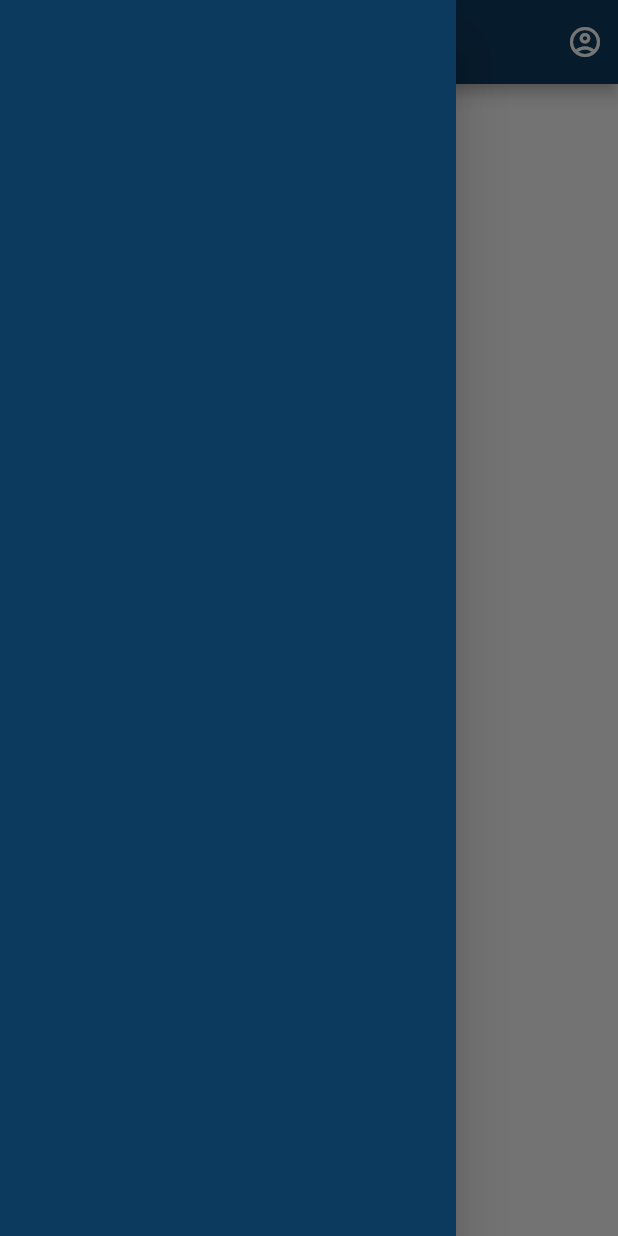
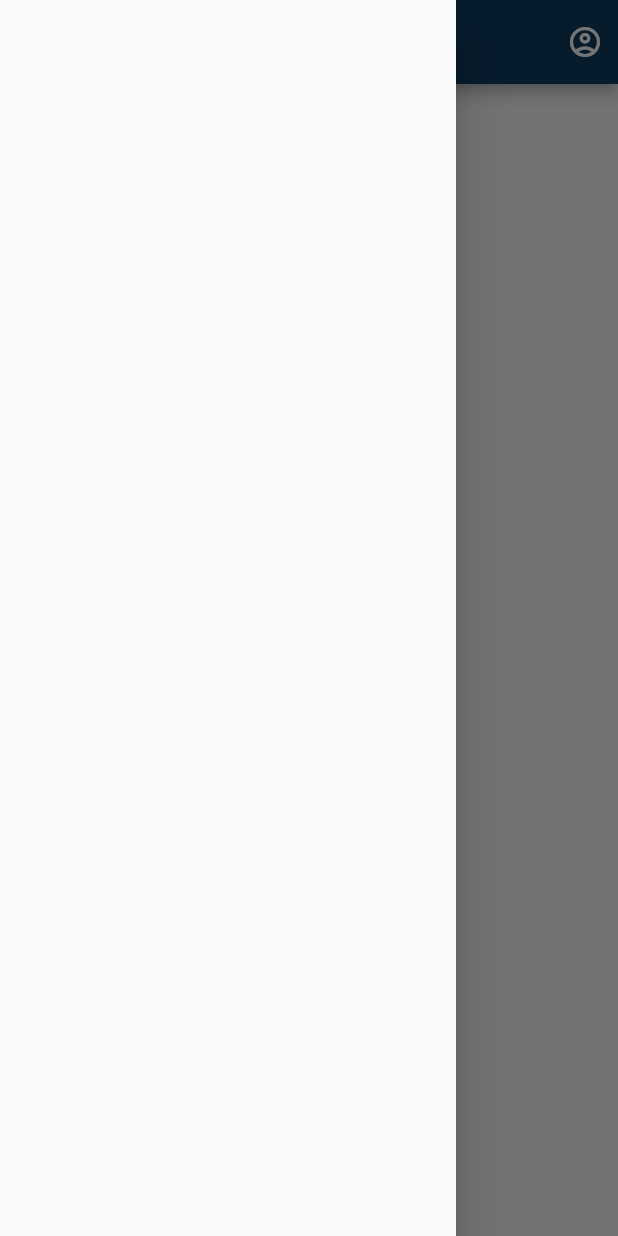
Before and after one commit to Jess2693/pos_cevicheria_app_movil, a Flutter app: the screen it shows after launch, with the side drawer open, on a phone screen of 412 x 824 dp. Run offline on Flutter 3.47's test engine with Material 2 defaults, Android fonts, the phone set to English and light mode, and no system bars.

Commit message:
add navBar lateral Menu

```diff
--- a/lib/screens/home_screen.dart
+++ b/lib/screens/home_screen.dart
@@ -1,5 +1,6 @@
 import 'package:flutter/material.dart';
 import 'package:pos_cevicheria/theme/app_theme.dart';
+import 'package:pos_cevicheria/widget/widget.dart';
 
 class HomeScreen extends StatelessWidget {
   const HomeScreen({Key? key}) : super(key: key);
@@ -7,7 +8,7 @@ class HomeScreen extends StatelessWidget {
   @override
   Widget build(BuildContext context) {
     return Scaffold(
-      drawer: NavigationDrawerWiget(),
+      drawer: const NavBarWidget(),
       appBar: AppBar(
         title: const Text('Inicio'),
         backgroundColor: AppTheme.primary,
@@ -25,21 +26,3 @@ class HomeScreen extends StatelessWidget {
     );
   }
 }
-
-class NavigationDrawerWiget extends StatelessWidget {
-  final padding = EdgeInsets.symmetric(horizontal: 20);
-
-  @override
-  Widget build(BuildContext context) {
-    final isCollapsed = false;
-
-    return Container(
-      width: isCollapsed ? MediaQuery.of(context).size.width * 0.2 : null,
-      child: Drawer(
-        child: Container(
-          color: AppTheme.primary,
-        ),
-      ),
-    );
-  }
-}
--- /dev/null
+++ b/lib/widget/nav_bar.dart
@@ -0,0 +1,10 @@
+import 'package:flutter/material.dart';
+
+class NavBarWidget extends StatelessWidget {
+  const NavBarWidget({Key? key}) : super(key: key);
+
+  @override
+  Widget build(BuildContext context) {
+    return const Drawer();
+  }
+}
--- a/lib/widget/widget.dart
+++ b/lib/widget/widget.dart
@@ -1,2 +1,3 @@
 export 'package:pos_cevicheria/widget/auth_background.dart';
 export 'package:pos_cevicheria/widget/card_container.dart';
+export 'package:pos_cevicheria/widget/nav_bar.dart';
```
